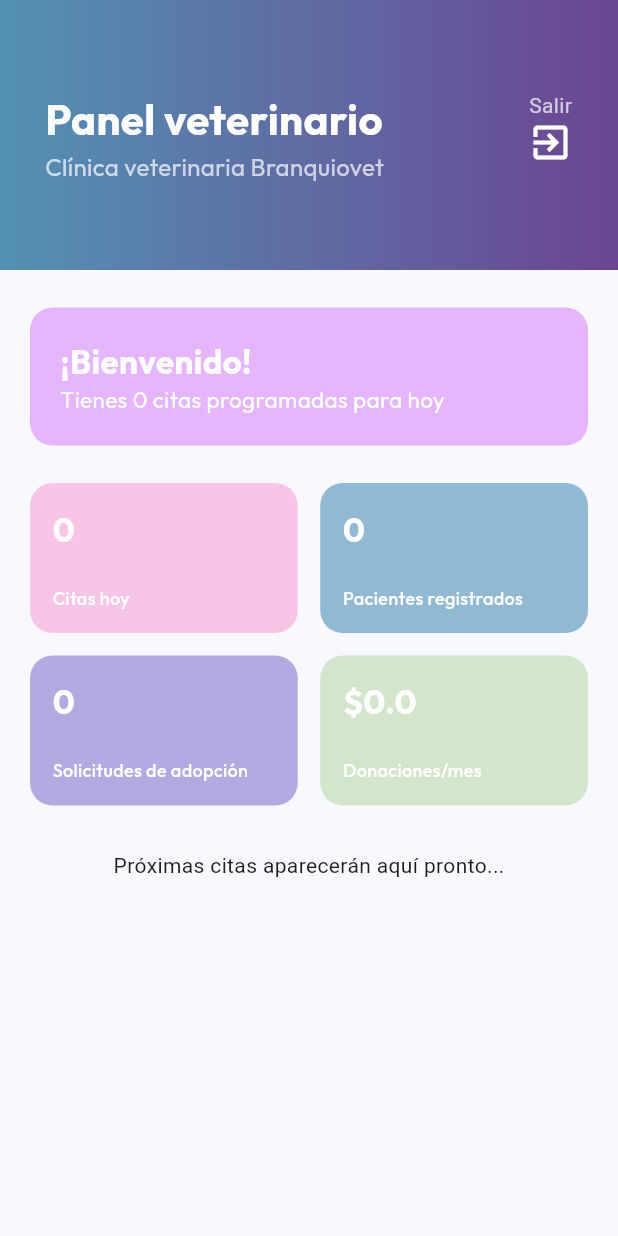
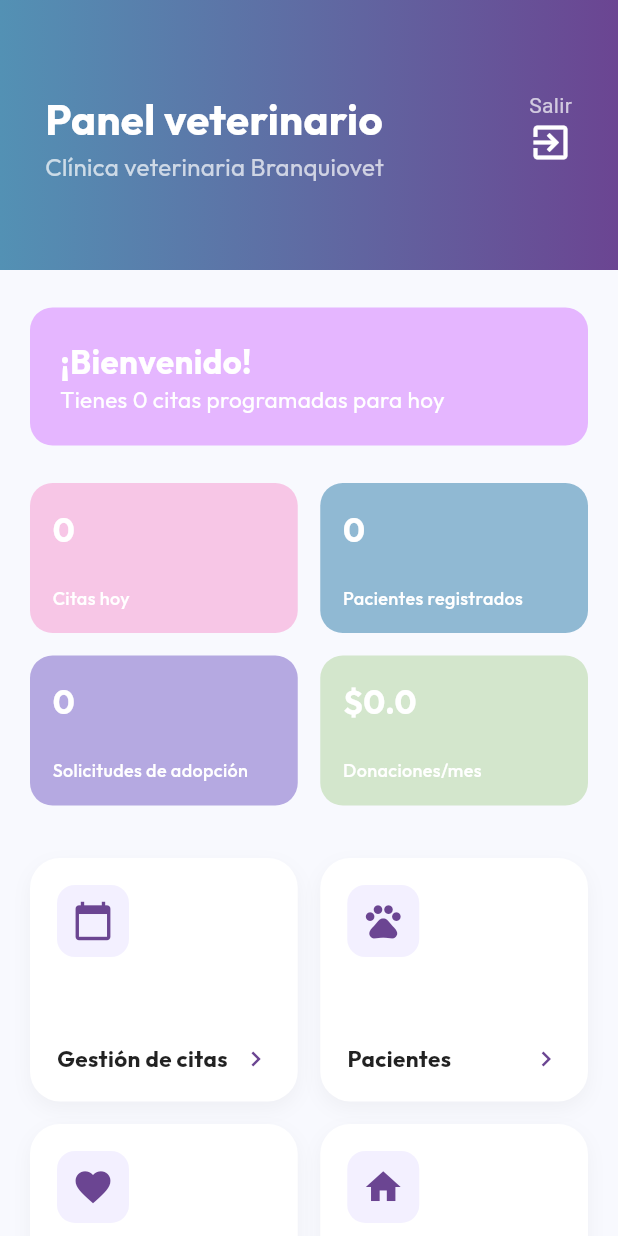
Before and after one commit to Jcano15/MOBILE_VETASOFT, a Flutter app: the VeterinarianPanelPage screen opened directly, on a phone screen of 412 x 824 dp. Run offline on Flutter 3.47's test engine with Material 3 defaults, Android fonts, the phone set to English and light mode, and no system bars; our stand-ins replace dio, google_fonts, jwt_decoder; network calls fail.

Commit message:
modulo veterinario consumiendo y completo

```diff
--- a/flutter_vetasoft/lib/models/vet_appointment.dart
+++ b/flutter_vetasoft/lib/models/vet_appointment.dart
@@ -1,3 +1,5 @@
+import 'package:intl/intl.dart';
+
 class VetAppointment {
   final int id;
   final DateTime fecha;
@@ -12,6 +14,7 @@ class VetAppointment {
     required this.duenoNombre,
     required this.motivo,
   });
+   String get horaFormateada => DateFormat.jm().format(fecha);
 
   // 🧪 From JSON: Aquí es donde mapeas lo que viene de SQL/Node.js
   factory VetAppointment.fromJson(Map<String, dynamic> json) {
--- a/flutter_vetasoft/lib/models/vet_dashboard_stats.dart
+++ b/flutter_vetasoft/lib/models/vet_dashboard_stats.dart
@@ -1,28 +1,33 @@
+import 'vet_appointment.dart';
+
 class VetDashboardStats {
   final int citasHoy;
   final int pacientesRegistrados;
   final int solicitudesAdopcion;
   final double donacionesMes;
+  final List<VetAppointment> proximasCitas; // 👈 Nuestra nueva lista
 
   VetDashboardStats({
     this.citasHoy = 0,
     this.pacientesRegistrados = 0,
     this.solicitudesAdopcion = 0,
     this.donacionesMes = 0.0,
+    this.proximasCitas = const [], // Empezamos con una lista vacía
   });
 
-  // El método copyWith es muy útil para actualizar datos individuales
   VetDashboardStats copyWith({
     int? citasHoy,
     int? pacientesRegistrados,
     int? solicitudesAdopcion,
     double? donacionesMes,
+    List<VetAppointment>? proximasCitas,
   }) {
     return VetDashboardStats(
       citasHoy: citasHoy ?? this.citasHoy,
       pacientesRegistrados: pacientesRegistrados ?? this.pacientesRegistrados,
       solicitudesAdopcion: solicitudesAdopcion ?? this.solicitudesAdopcion,
       donacionesMes: donacionesMes ?? this.donacionesMes,
+      proximasCitas: proximasCitas ?? this.proximasCitas,
     );
   }
 }
--- a/flutter_vetasoft/lib/pages/veterianrioview/veterinarian_panel_page.dart
+++ b/flutter_vetasoft/lib/pages/veterianrioview/veterinarian_panel_page.dart
@@ -2,6 +2,9 @@ import 'package:flutter/material.dart';
 import 'package:google_fonts/google_fonts.dart';
 import '../../models/vet_dashboard_stats.dart';
 import '../../services/vet_service.dart';
+import '../../widgets/stat_card.dart';
+import '../../widgets/action_card.dart';
+import '../../widgets/appointment_tile.dart'; // ✅ Importamos el nuevo componente
 
 class VeterinarianPanelPage extends StatelessWidget {
   VeterinarianPanelPage({super.key});
@@ -22,7 +25,7 @@ class VeterinarianPanelPage extends StatelessWidget {
               builder: (context, snapshot) {
                 if (snapshot.connectionState == ConnectionState.waiting) {
                   return const Padding(
-                    padding: EdgeInsets.all(50.0),
+                    padding: EdgeInsets.all(100.0),
                     child: Center(child: CircularProgressIndicator()),
                   );
                 }
@@ -30,7 +33,7 @@ class VeterinarianPanelPage extends StatelessWidget {
                 if (snapshot.hasError) {
                   return const Padding(
                     padding: EdgeInsets.all(20.0),
-                    child: Text("Error al conectar con el servidor"),
+                    child: Text("Error al conectar con la clínica"),
                   );
                 }
 
@@ -43,8 +46,35 @@ class VeterinarianPanelPage extends StatelessWidget {
                       _buildWelcomeCard(stats.citasHoy),
                       const SizedBox(height: 25),
                       _buildStatsGrid(stats),
-                      const SizedBox(height: 30),
-                      const Text("Próximas citas aparecerán aquí pronto..."),
+                      const SizedBox(height: 35),
+                      _buildActionCardsSection(),
+                      const SizedBox(height: 35),
+
+                      // 🕒 5. SECCIÓN DE PRÓXIMAS CITAS REALES
+                      Align(
+                        alignment: Alignment.centerLeft,
+                        child: Text(
+                          "Próximas citas",
+                          style: GoogleFonts.outfit(
+                            fontWeight: FontWeight.bold,
+                            fontSize: 20,
+                            color: Colors.black87
+                          )
+                        ),
+                      ),
+                      const SizedBox(height: 15),
+
+                      // Si no hay citas, mostramos un mensaje bonito
+                      if (stats.proximasCitas.isEmpty)
+                        const Padding(
+                          padding: EdgeInsets.symmetric(vertical: 20),
+                          child: Text("No tienes citas para hoy. ¡Día tranquilo! ☕"),
+                        )
+                      else
+                        // ✅ Si hay citas, las dibujamos una por una
+                        ...stats.proximasCitas.map((cita) => AppointmentTile(appointment: cita)),
+
+                      const SizedBox(height: 50), // Espacio al final
                     ],
                   ),
                 );
@@ -56,6 +86,7 @@ class VeterinarianPanelPage extends StatelessWidget {
     );
   }
 
+  // --- 1. HEADER ---
   Widget _buildHeader(BuildContext context) {
     return Container(
       width: double.infinity,
@@ -91,6 +122,7 @@ class VeterinarianPanelPage extends StatelessWidget {
     );
   }
 
+  // --- 2. BIENVENIDA ---
   Widget _buildWelcomeCard(int totalCitas) {
     return Container(
       width: double.infinity,
@@ -109,43 +141,44 @@ class VeterinarianPanelPage extends StatelessWidget {
     );
   }
 
-  Widget _buildStatsGrid(VetDashboardStats stats) {
+  // --- 3. GRID DE ESTADÍSTICAS ---
+   Widget _buildStatsGrid(VetDashboardStats stats) {
     return Column(
       children: [
         Row(
           children: [
-            _buildStatCard("${stats.citasHoy}", "Citas hoy", const Color(0xFFF7C6E6)),
+            StatCard(value: "${stats.citasHoy}", label: "Citas hoy", color: const Color(0xFFF7C6E6)),
             const SizedBox(width: 15),
-            _buildStatCard("${stats.pacientesRegistrados}", "Pacientes registrados", const Color(0xFF90B9D3)),
+            StatCard(value: "${stats.pacientesRegistrados}", label: "Pacientes registrados", color: const Color(0xFF90B9D3)),
           ],
         ),
         const SizedBox(height: 15),
         Row(
           children: [
-            _buildStatCard("${stats.solicitudesAdopcion}", "Solicitudes de adopción", const Color(0xFFB5A9E1)),
+            StatCard(value: "${stats.solicitudesAdopcion}", label: "Solicitudes de adopción", color: const Color(0xFFB5A9E1)),
             const SizedBox(width: 15),
-            _buildStatCard("\$${stats.donacionesMes}", "Donaciones/mes", const Color(0xFFD3E6CC)),
+            StatCard(value: "\$${stats.donacionesMes}", label: "Donaciones/mes", color: const Color(0xFFD3E6CC)),
           ],
         ),
       ],
     );
   }
 
-  Widget _buildStatCard(String value, String label, Color color) {
-    return Expanded(
-      child: Container(
-        height: 100,
-        padding: const EdgeInsets.all(15),
-        decoration: BoxDecoration(color: color, borderRadius: BorderRadius.circular(15)),
-        child: Column(
-          crossAxisAlignment: CrossAxisAlignment.start,
-          mainAxisAlignment: MainAxisAlignment.spaceBetween,
-          children: [
-            Text(value, style: GoogleFonts.outfit(fontSize: 22, fontWeight: FontWeight.bold, color: Colors.white)),
-            Text(label, style: GoogleFonts.outfit(fontSize: 12, color: Colors.white, fontWeight: FontWeight.w500)),
-          ],
-        ),
-      ),
+  // --- 4. SECCIÓN DE ACCIONES ---
+  Widget _buildActionCardsSection() {
+    return GridView.count(
+      crossAxisCount: 2,
+      shrinkWrap: true,
+      physics: const NeverScrollableScrollPhysics(),
+      crossAxisSpacing: 15,
+      mainAxisSpacing: 15,
+      childAspectRatio: 1.1,
+      children: const [
+        ActionCard(icon: Icons.calendar_today, title: "Gestión de citas"),
+        ActionCard(icon: Icons.pets, title: "Pacientes"),
+        ActionCard(icon: Icons.favorite, title: "Donaciones"),
+        ActionCard(icon: Icons.home, title: "Adopciones"),
+      ],
     );
   }
 }
--- a/flutter_vetasoft/lib/services/api_service.dart
+++ b/flutter_vetasoft/lib/services/api_service.dart
@@ -29,7 +29,7 @@ class ApiService {
       InterceptorsWrapper(
         onRequest: (options, handler) {
           // 💡 TOKEN DE PRUEBA
-          const String myToken = 'eyJhbGciOiJIUzI1NiIsInR5cCI6IkpXVCJ9.eyJ1c2VySWQiOjgsImVtYWlsIjoicm9zYTNAZ21haWwuY29tIiwicm9sZUlkIjoxLCJyb2xlTmFtZSI6IkFkbWluIGZ1bmRhY2lvbiIsImlhdCI6MTc3NTUwNjg0NSwiZXhwIjoxNzc2MTExNjQ1fQ.Ezq54jCIfmqwrV0nzuyFXR5iq9CsHNpbMsuT7dmto0A';
+          const String myToken = 'eyJhbGciOiJIUzI1NiIsInR5cCI6IkpXVCJ9.eyJ1c2VySWQiOjMwLCJlbWFpbCI6InZldGVyaWFuYXJpb0BnbWFpbC5jb20iLCJyb2xlSWQiOjQsImlhdCI6MTc3NTYxODk5MiwiZXhwIjoxNzc2MjIzNzkyfQ.VMTgG8TlQf4VHoPssP7B2TXwwu4zGkbAgtx2GtfDkzQ';
 
           options.headers['Authorization'] = 'Bearer $myToken';
 
--- /dev/null
+++ b/flutter_vetasoft/lib/widgets/action_card.dart
@@ -0,0 +1,63 @@
+import 'package:flutter/material.dart';
+import 'package:google_fonts/google_fonts.dart';
+class ActionCard extends StatelessWidget {
+  final IconData icon;
+  final String title;
+  final VoidCallback? onTap;
+  const ActionCard({
+    super.key,
+    required this.icon,
+    required this.title,
+    this.onTap,
+  });
+  @override
+  Widget build(BuildContext context) {
+    return GestureDetector(
+      onTap: onTap,
+      child: Container(
+        padding: const EdgeInsets.all(18),
+        decoration: BoxDecoration(
+          color: Colors.white,
+          borderRadius: BorderRadius.circular(20),
+          boxShadow: [
+            BoxShadow(
+              color: Colors.black.withOpacity(0.04),
+              blurRadius: 10,
+              offset: const Offset(0, 5),
+            ),
+          ],
+        ),
+        child: Column(
+          crossAxisAlignment: CrossAxisAlignment.start,
+          mainAxisAlignment: MainAxisAlignment.spaceBetween,
+          children: [
+            Container(
+              padding: const EdgeInsets.all(10),
+              decoration: BoxDecoration(
+                color: const Color(0xFFF3F0FF),
+                borderRadius: BorderRadius.circular(12),
+              ),
+              child: Icon(icon, color: const Color(0xFF6B4592), size: 28),
+            ),
+            Row(
+              mainAxisAlignment: MainAxisAlignment.spaceBetween,
+              children: [
+                Expanded(
+                  child: Text(
+                    title,
+                    style: GoogleFonts.outfit(
+                      fontSize: 15,
+                      fontWeight: FontWeight.bold,
+                      color: Colors.black87,
+                    ),
+                  ),
+                ),
+                const Icon(Icons.chevron_right, color: Color(0xFF6B4592), size: 20),
+              ],
+            ),
+          ],
+        ),
+      ),
+    );
+  }
+}
--- /dev/null
+++ b/flutter_vetasoft/lib/widgets/stat_card.dart
@@ -0,0 +1,48 @@
+import 'package:flutter/material.dart';
+import 'package:google_fonts/google_fonts.dart';
+class StatCard extends StatelessWidget {
+  final String value;
+  final String label;
+  final Color color;
+  const StatCard({
+    super.key,
+    required this.value,
+    required this.label,
+    required this.color,
+  });
+  @override
+  Widget build(BuildContext context) {
+    return Expanded(
+      child: Container(
+        height: 100,
+        padding: const EdgeInsets.all(15),
+        decoration: BoxDecoration(
+          color: color,
+          borderRadius: BorderRadius.circular(15),
+        ),
+        child: Column(
+          crossAxisAlignment: CrossAxisAlignment.start,
+          mainAxisAlignment: MainAxisAlignment.spaceBetween,
+          children: [
+            Text(
+              value,
+              style: GoogleFonts.outfit(
+                fontSize: 22,
+                fontWeight: FontWeight.bold,
+                color: Colors.white,
+              ),
+            ),
+            Text(
+              label,
+              style: GoogleFonts.outfit(
+                fontSize: 12,
+                color: Colors.white,
+                fontWeight: FontWeight.w500,
+              ),
+            ),
+          ],
+        ),
+      ),
+    );
+  }
+}
--- a/flutter_vetasoft/pubspec.yaml
+++ b/flutter_vetasoft/pubspec.yaml
@@ -37,6 +37,7 @@ dependencies:
   dio: ^5.9.2
   google_fonts: ^8.0.2
   intl: ^0.20.2
+  jwt_decoder: ^2.0.1
 
 dev_dependencies:
   flutter_test:
```
Also changed, not shown: flutter_vetasoft/lib/main.dart (+8 -105 lines), flutter_vetasoft/lib/services/vet_service.dart (+17 -3 lines), flutter_vetasoft/lib/widgets/appointment_tile.dart (added, +79 -0 lines), flutter_vetasoft/pubspec.lock.
